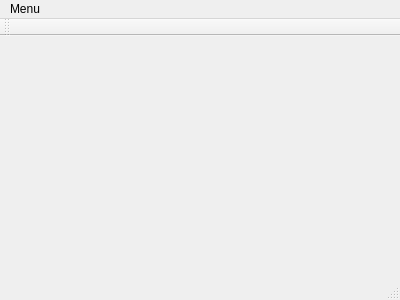
This is mainwindow.ui in seberm/qlightstone as Qt 5 draws it before an edit. The edited form follows.
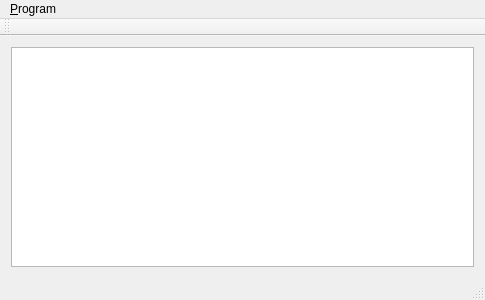
This is the edited form.

What changed in the file:
```diff
--- a/mainwindow.ui
+++ b/mainwindow.ui
@@ -6,7 +6,7 @@
    <rect>
     <x>0</x>
     <y>0</y>
-    <width>400</width>
+    <width>485</width>
     <height>300</height>
    </rect>
   </property>
@@ -14,9 +14,9 @@
    <string>MainWindow</string>
   </property>
   <widget class="QWidget" name="centralWidget">
-   <layout class="QVBoxLayout" name="verticalLayout">
+   <layout class="QHBoxLayout" name="horizontalLayout">
     <item>
-     <layout class="QVBoxLayout" name="verticalLayout_2"/>
+     <widget class="QListWidget" name="listWidgetDevices"/>
     </item>
    </layout>
   </widget>
@@ -25,13 +25,13 @@
     <rect>
      <x>0</x>
      <y>0</y>
-     <width>400</width>
+     <width>485</width>
      <height>21</height>
     </rect>
    </property>
    <widget class="QMenu" name="menuMenu">
     <property name="title">
-     <string>Menu</string>
+     <string>&amp;Program</string>
     </property>
    </widget>
    <addaction name="menuMenu"/>
```
Left out of the diff: 9 changed lines with no effect on the pictures.
